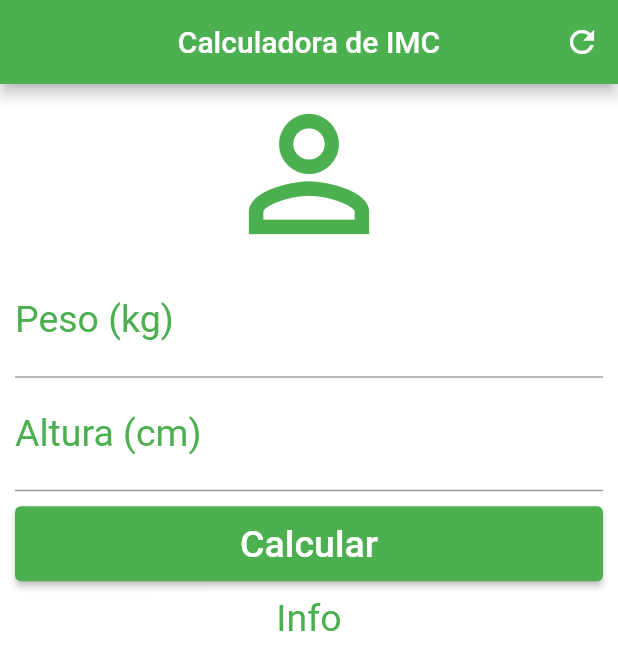
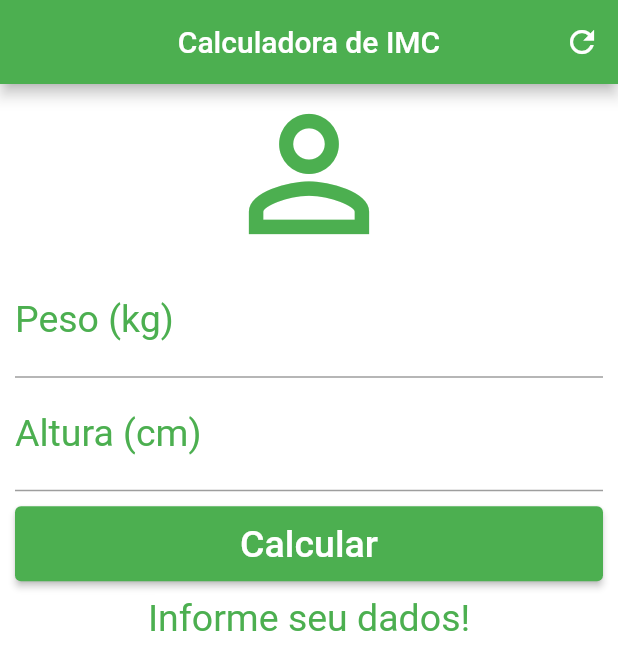
Before and after one commit to Ryan-lima13/calculadora_imc, a Flutter app: the screen it shows after launch, after a tap on "Calcular", on a phone screen of 412 x 824 dp. Shown: the top 670 px of the screen. Run offline on Flutter 3.47's test engine with Material 2 defaults, Android fonts, the phone set to English and light mode, and no system bars.

Commit message:
finaliando projeto

```diff
--- a/lib/main.dart
+++ b/lib/main.dart
@@ -1,19 +1,54 @@
 import 'package:flutter/material.dart';
 void main(){
-  runApp(const MaterialApp(
+  runApp( MaterialApp(
     home: Home() ,
 
   ));
 
 }
 class Home extends StatefulWidget {
-  const Home({Key? key}) : super(key: key);
+ Home({Key? key}) : super(key: key);
+
 
   @override
   State<Home> createState() => _HomeState();
 }
 
 class _HomeState extends State<Home> {
+  TextEditingController weightController = TextEditingController();
+  TextEditingController heightController = TextEditingController();
+  GlobalKey<FormState> _formkey = GlobalKey<FormState>();
+  String _infoText = "Informe seu dados!";
+  void _resetFields(){
+    weightController.text = "";
+    heightController.text = "";
+    setState((){
+      _infoText = "Informe seus dados!";
+    });
+
+  }
+  void _calculate(){
+    setState((){
+      double weight = double.parse(weightController.text);
+      double height = double.parse(heightController.text) / 100;
+      double imc = weight / (height * height);
+      print(imc);
+      if(imc < 18.6){
+        _infoText = "Abaixo do Peso (${imc.toStringAsPrecision(4)})";
+      }else if( imc >= 8.6 && imc <24.9){
+        _infoText = "Peso Ideal (${imc.toStringAsPrecision(4)})";
+      }else if(imc >= 29.9 && imc < 34.9){
+        _infoText = "Obesidade Grau I (${imc.toStringAsPrecision(4)})";
+
+      }else if(imc >= 34.9 && imc <39.9){
+        _infoText = " Obesidade Grau II (${imc.toStringAsPrecision(4)})";
+
+      }else if(imc >= 40){
+        _infoText = "Obesidade Grau III (${imc.toStringAsPrecision(4)})";
+
+      }
+    });
+  }
   @override
   Widget build(BuildContext context) {
     return Scaffold(
@@ -23,7 +58,7 @@ class _HomeState extends State<Home> {
         backgroundColor: Colors.green,
         actions: [
           IconButton(
-              onPressed: (){},
+              onPressed: _resetFields,
               icon: Icon(Icons.refresh),
           )
         ],
@@ -32,11 +67,14 @@ class _HomeState extends State<Home> {
       backgroundColor: Colors.white,
       body: SingleChildScrollView(
         padding: EdgeInsets.fromLTRB(10, 0, 10, 0),
+        child: Form(
+          key: _formkey,
           child: Column(
             crossAxisAlignment: CrossAxisAlignment.stretch,
             children: [
               Icon(Icons.person_outline, size: 120,color: Colors.green),
               TextField(
+
                 keyboardType: TextInputType.number,
                 decoration: InputDecoration(
                   labelText: 'Peso (kg)',
@@ -49,6 +87,9 @@ class _HomeState extends State<Home> {
                   color: Colors.green,
                   fontSize: 25.0
                 ),
+                controller: weightController,
+
+
               ),
               TextField(
                 keyboardType: TextInputType.number,
@@ -63,6 +104,7 @@ class _HomeState extends State<Home> {
                     color: Colors.green,
                     fontSize: 25.0
                 ),
+                controller: heightController,
               ),
               Padding(
                 padding: EdgeInsets.only(top: 10, bottom: 10),
@@ -72,7 +114,7 @@ class _HomeState extends State<Home> {
                     style: ElevatedButton.styleFrom(
                       primary: Colors.green
                     ),
-                    onPressed: (){},
+                      onPressed: _calculate,
                       child: Text('Calcular',
                         style: TextStyle(
                           fontSize: 25.0,
@@ -82,7 +124,7 @@ class _HomeState extends State<Home> {
                   ),
                 ),
               ),
-            Text('Info',
+              Text(_infoText,
                 textAlign: TextAlign.center,
                 style: TextStyle(
                   color:Colors.green,
@@ -94,6 +136,7 @@ class _HomeState extends State<Home> {
             ],
           ),
         ),
+      ),
     );
   }
 }
```
Lines whose indentation alone changed are shown as unchanged.
